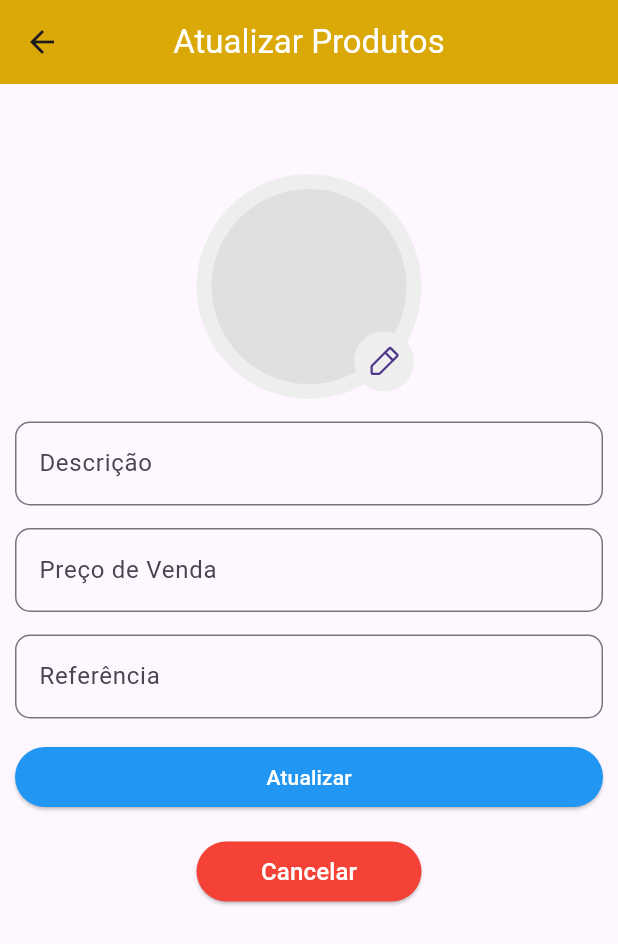
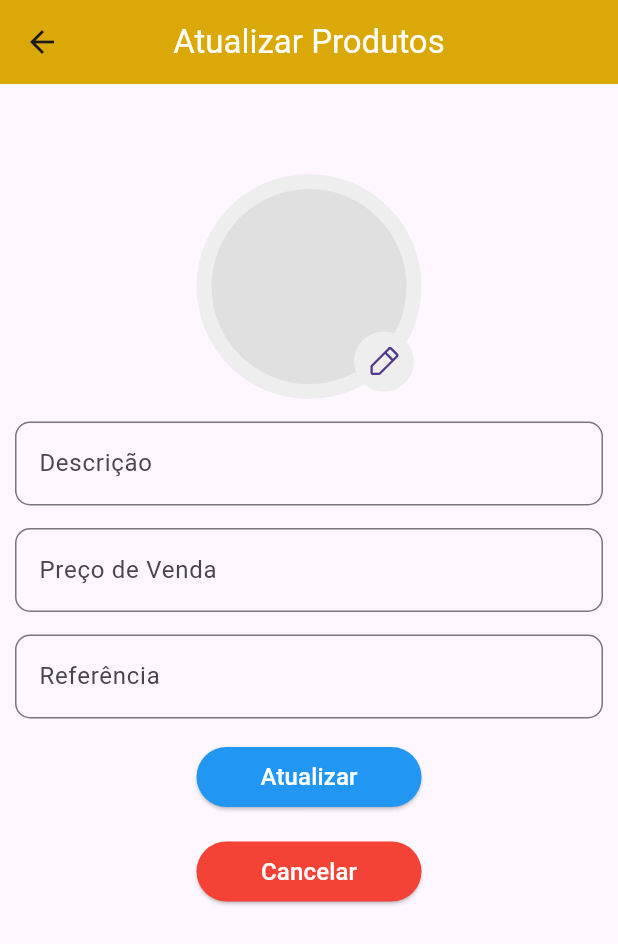
Before and after one commit to DevSamuelBrito/Scanner-App, a Flutter app: the UpdateProdutosPage screen opened directly with empty values, on a phone screen of 412 x 824 dp. Shown: the top 944 px of the screen. Run offline on Flutter 3.47's test engine with Material 3 defaults, Android fonts, the phone set to English and light mode, and no system bars; our stand-ins replace barcode_widget, cloud_firestore, extended_masked_text, firebase_core, firebase_storage, image_picker and 3 more; accounts and stored records are empty; network calls fail.

Commit message:
fixed the width button

```diff
--- a/lib/screens/atualizarProdutos.dart
+++ b/lib/screens/atualizarProdutos.dart
@@ -311,7 +311,7 @@ class _UpdateProdutosPageState extends State<UpdateProdutosPage> {
                 ),
                 SizedBox(height: 15),
                 Container(
-                  width: MediaQuery.of(context).size.width,
+                  width: 150,
                   child: ElevatedButton(
                     style: ButtonStyle(
                       backgroundColor:
@@ -319,7 +319,7 @@ class _UpdateProdutosPageState extends State<UpdateProdutosPage> {
                     ),
                     child: Text(
                       "Atualizar",
-                      style: TextStyle(color: Colors.white),
+                      style: TextStyle(fontSize: 16, color: Colors.white),
                     ),
                     onPressed: () => _UpdateProdutos(context),
                   ),
```
